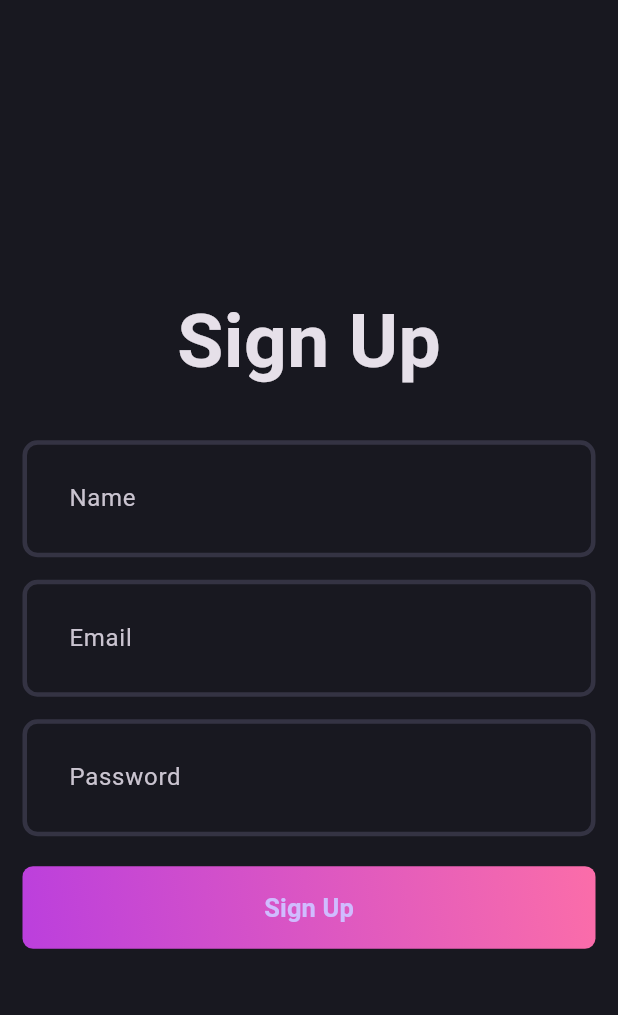
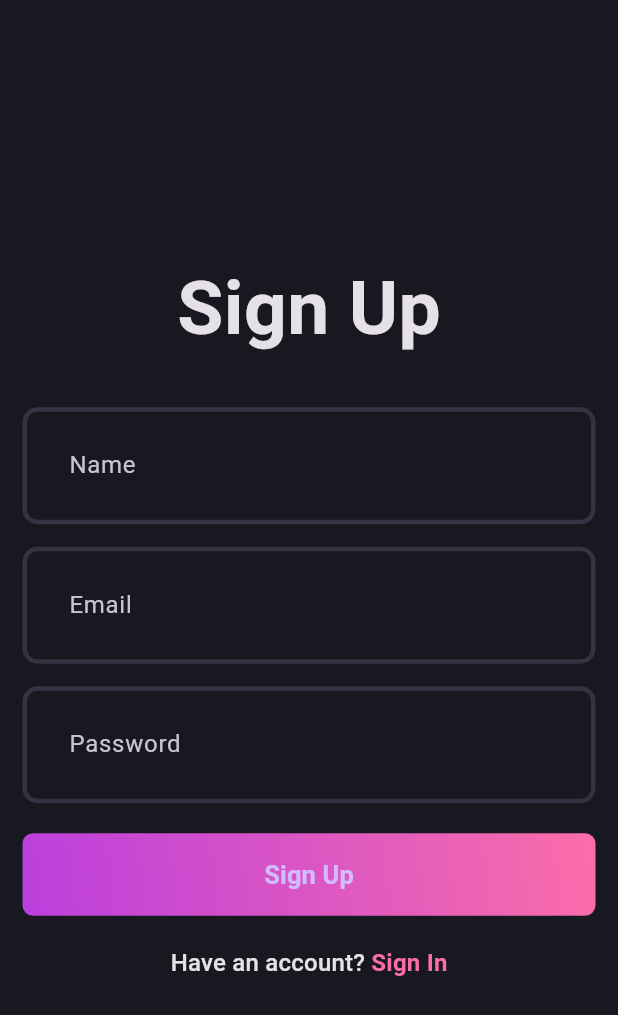
Before and after one commit to araohatkokate/StoryLine, a Flutter app: the screen it shows after launch, on a phone screen of 412 x 824 dp. Shown: the top 1015 px of the screen. Run offline on Flutter 3.47's test engine with Material 3 defaults, Android fonts, the phone set to English and light mode, and no system bars.

Commit message:
Added validator for form fields, obscuring for password text and finished sign up page

```diff
--- a/story_line/lib/features/auth/presentation/pages/signup_page.dart
+++ b/story_line/lib/features/auth/presentation/pages/signup_page.dart
@@ -1,4 +1,5 @@
 import 'package:flutter/material.dart';
+import 'package:story_line/core/theme/app_pallete.dart';
 import 'package:story_line/features/auth/presentation/widgets/auth_field.dart';
 import 'package:story_line/features/auth/presentation/widgets/auth_gradient_button.dart';
 
@@ -10,29 +11,63 @@ State<SignUpPage> createState()=> _SignUpPageState();
 }
 
 class _SignUpPageState extends State<SignUpPage> {
+  final emailController = TextEditingController();
+  final passwordController = TextEditingController();
+  final nameController = TextEditingController();
+  final formKey = GlobalKey<FormState>();
+
+  @override
+  void dispose() {
+    emailController.dispose();
+    passwordController.dispose();
+    nameController.dispose();
+    super.dispose();
+  }
+
   @override
   Widget build(BuildContext context) {
+    //formKey.currentState!.validate()
     return Scaffold(
       body: Padding(
         padding: const EdgeInsets.all(15.0),
+        child: Form(
           child: Column(
+            key: formKey,
             mainAxisAlignment: MainAxisAlignment.center,
             children: [
-            Text(
+              const Text(
                 'Sign Up',
                 style: TextStyle(
                   fontSize: 50, fontWeight: FontWeight.bold,
                   ),
                 ),
                 const SizedBox(height: 30),
-              AuthField(hintText: 'Name'),
+                AuthField(hintText: 'Name', controller: nameController,),
                 const SizedBox(height: 15),
-              AuthField(hintText: 'Email'),
+                AuthField(hintText: 'Email', controller: emailController,),
                 const SizedBox(height: 15),
-              AuthField(hintText: 'Password'),
+                AuthField(hintText: 'Password', controller: passwordController, isObscureText: true,),
                 const SizedBox(height: 20),
-              AuthGradientButton(),
-          ],),
+                const AuthGradientButton(),
+                const SizedBox(height: 20),
+                RichText(
+                  text: TextSpan(
+                    text: "Have an account? ",
+                    style: Theme.of(context).textTheme.titleMedium,
+                    children: [
+                        TextSpan(
+                          text: 'Sign In',
+                          style: Theme.of(context).textTheme.titleMedium?.copyWith(
+                            color: AppPallete.gradient2,
+                            fontWeight: FontWeight.bold,
+                          ),
+                        ),
+                      ]
+                    ),
+                  ),
+            ],
+          ),
+        ),
       )
     );
   }
--- a/story_line/lib/features/auth/presentation/widgets/auth_field.dart
+++ b/story_line/lib/features/auth/presentation/widgets/auth_field.dart
@@ -2,14 +2,24 @@ import 'package:flutter/material.dart';
 
 class AuthField extends StatelessWidget {
   final String hintText;
-  const AuthField({super.key, required this.hintText,});
+  final TextEditingController controller;
+  final bool isObscureText;
+  const AuthField({super.key, required this.hintText, required this.controller, this.isObscureText = false,});
 
   @override
   Widget build(BuildContext context){
     return TextFormField(
+      controller: controller,
       decoration: InputDecoration(
         hintText: hintText,
       ),
+      validator: (value) {
+        if(value!.isEmpty) {
+          return "$hintText is missing!";
+        }
+        return null;
+      },
+      obscureText: isObscureText,
     );
   }
 }
```
Lines whose indentation alone changed are shown as unchanged.
